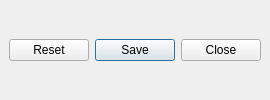
This is qt5/guiwrapper/mainwindow.ui in fcitx/fcitx5-qt as Qt 5 draws it before an edit. The edited form follows.
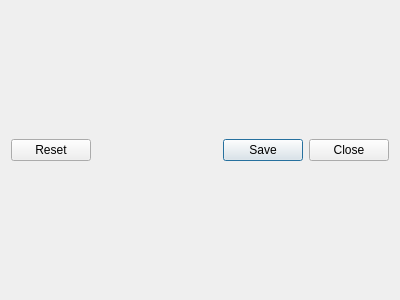
This is the edited form.

Commit message: Add ability to attach to window. Also port to QCommandLineParser.

Patch:
```diff
--- a/qt5/guiwrapper/mainwindow.ui
+++ b/qt5/guiwrapper/mainwindow.ui
@@ -1,8 +1,18 @@
 <?xml version="1.0" encoding="UTF-8"?>
 <ui version="4.0">
  <class>MainWindow</class>
- <widget class="QMainWindow" name="MainWindow">
-  <widget class="QWidget" name="centralwidget">
+ <widget class="QWidget" name="MainWindow">
+  <property name="geometry">
+   <rect>
+    <x>0</x>
+    <y>0</y>
+    <width>400</width>
+    <height>300</height>
+   </rect>
+  </property>
+  <property name="windowTitle">
+   <string>Form</string>
+  </property>
    <layout class="QVBoxLayout" name="verticalLayout">
     <item>
      <widget class="QDialogButtonBox" name="buttonBox">
@@ -12,7 +22,6 @@
      </widget>
     </item>
    </layout>
-  </widget>
  </widget>
  <resources/>
  <connections/>
```
Lines whose indentation alone changed are shown as unchanged. The commit also changes 5 other files.
